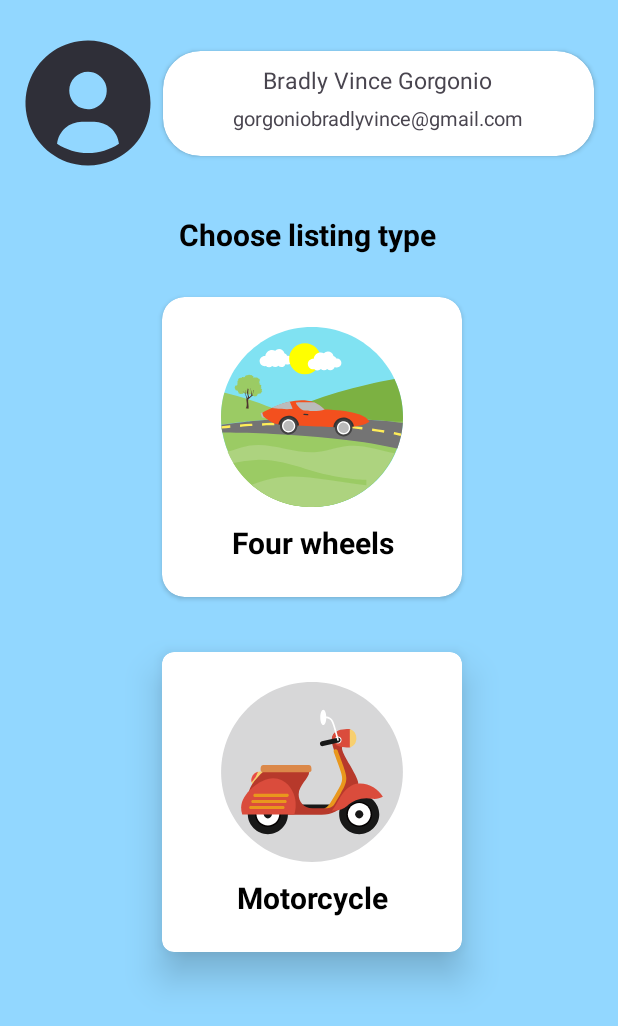
After one commit to BradlyVinceGorgonio/DriveAssure, an Android app: the Select_Vehicle_Choice screen opened directly, with no data from a screen before it, on a phone screen of 412 x 824 dp. The commit adds this screen. Shown: the top 1026 px of the screen. Run offline under Robolectric (Android 15) with nearby library versions, the phone set to English and light mode, and no system bars.

Commit message:
Selece New Vehicle

```diff
--- a/app/src/main/AndroidManifest.xml
+++ b/app/src/main/AndroidManifest.xml
@@ -21,6 +21,9 @@
         android:supportsRtl="true"
         android:theme="@style/Theme.DriveAssure"
         tools:targetApi="31">
+        <activity
+            android:name=".Select_Vehicle_Choice"
+            android:exported="false" />
         <activity
             android:name=".CreatingListingActivity"
             android:exported="false" />
--- /dev/null
+++ b/app/src/main/java/com/example/driveassure/Select_Vehicle_Choice.java
@@ -0,0 +1,14 @@
+package com.example.driveassure;
+
+import androidx.appcompat.app.AppCompatActivity;
+
+import android.os.Bundle;
+
+public class Select_Vehicle_Choice extends AppCompatActivity {
+
+    @Override
+    protected void onCreate(Bundle savedInstanceState) {
+        super.onCreate(savedInstanceState);
+        setContentView(R.layout.activity_select_vehicle_choice);
+    }
+}
--- /dev/null
+++ b/app/src/main/res/drawable/address.xml
@@ -0,0 +1,5 @@
+<vector android:height="30dp" android:viewportHeight="1024"
+    android:viewportWidth="1024" android:width="30dp" xmlns:android="http://schemas.android.com/apk/res/android">
+    <path android:fillColor="#FF000000" android:pathData="M512,64c-175.8,0 -318.3,134.6 -318.3,300.5 0,222.9 195.5,430.8 280.1,510.3 21.3,20.1 55.7,20.3 77.4,0.6 85.1,-77.2 279.2,-278.7 279.2,-510.9C830.3,198.6 687.8,64 512,64zM512,465.1c-56.9,0 -103.1,-46.2 -103.1,-103.1S455.1,258.9 512,258.9c56.9,0 103.1,46.2 103.1,103.1S568.9,465.1 512,465.1z"/>
+    <path android:fillColor="#FF000000" android:pathData="M364.5,926.5a147.5,21.5 0,1 0,295 0,147.5 21.5,0 1,0 -295,0Z"/>
+</vector>
--- /dev/null
+++ b/app/src/main/res/layout/activity_select_vehicle_choice.xml
@@ -0,0 +1,170 @@
+<?xml version="1.0" encoding="utf-8"?>
+<androidx.constraintlayout.widget.ConstraintLayout xmlns:android="http://schemas.android.com/apk/res/android"
+    xmlns:app="http://schemas.android.com/apk/res-auto"
+    xmlns:tools="http://schemas.android.com/tools"
+    android:layout_width="match_parent"
+    android:layout_height="match_parent"
+    tools:context=".Select_Vehicle_Choice"
+    android:background="@color/blue">
+
+        <ImageView
+            android:id="@+id/profileUser"
+            android:layout_width="100dp"
+            android:layout_height="100dp"
+            android:background="@drawable/user_circle"
+            app:layout_constraintBottom_toBottomOf="parent"
+            app:layout_constraintEnd_toStartOf="@+id/cardView7"
+            app:layout_constraintHorizontal_bias="1.0"
+            app:layout_constraintStart_toStartOf="parent"
+            app:layout_constraintTop_toTopOf="parent"
+            app:layout_constraintVertical_bias="0.026"></ImageView>
+
+        <androidx.cardview.widget.CardView
+            android:id="@+id/cardView7"
+            android:layout_width="287dp"
+            android:layout_height="70dp"
+            app:cardCornerRadius="25dp"
+            app:layout_constraintBottom_toBottomOf="parent"
+            app:layout_constraintEnd_toEndOf="parent"
+            app:layout_constraintHorizontal_bias="0.87"
+            app:layout_constraintStart_toStartOf="parent"
+            app:layout_constraintTop_toTopOf="parent"
+            app:layout_constraintVertical_bias="0.045">
+
+            <TextView
+                android:id="@+id/fullnameUser"
+                android:layout_width="wrap_content"
+                android:layout_height="wrap_content"
+                android:layout_gravity="center"
+                android:layout_marginTop="-15dp"
+                android:text="Bradly Vince Gorgonio"
+                android:textSize="15dp"
+                tools:ignore="TextSizeCheck"></TextView>
+
+            <TextView
+                android:id="@+id/emailUser"
+                android:layout_width="wrap_content"
+                android:layout_height="wrap_content"
+                android:layout_gravity="center"
+                android:layout_marginTop="10dp"
+                android:text="gorgoniobradlyvince@gmail.com"
+                android:textSize="13dp"
+                tools:ignore="TextSizeCheck"></TextView>
+        </androidx.cardview.widget.CardView>
+
+
+        <TextView
+            android:id="@+id/textView10"
+            android:layout_width="wrap_content"
+            android:layout_height="wrap_content"
+            android:layout_gravity="center"
+            android:text="Choose listing type"
+            android:textColor="@color/black"
+            android:textSize="20dp"
+            android:textStyle="bold"
+            app:layout_constraintBottom_toBottomOf="parent"
+            app:layout_constraintEnd_toEndOf="parent"
+            app:layout_constraintHorizontal_bias="0.497"
+            app:layout_constraintStart_toStartOf="parent"
+            app:layout_constraintTop_toBottomOf="@+id/cardView7"
+            app:layout_constraintVertical_bias="0.056"></TextView>
+
+        <androidx.cardview.widget.CardView
+            android:id="@+id/cardView"
+            android:layout_width="200dp"
+            android:layout_height="200dp"
+            android:layout_gravity="center"
+            android:layout_marginTop="28dp"
+            android:clickable="true"
+            android:foregroundGravity="center"
+            app:cardCornerRadius="15dp"
+            app:layout_constraintBottom_toBottomOf="parent"
+            app:layout_constraintEnd_toEndOf="parent"
+            app:layout_constraintHorizontal_bias="0.511"
+            app:layout_constraintStart_toStartOf="parent"
+            app:layout_constraintTop_toBottomOf="@+id/textView10"
+            app:layout_constraintVertical_bias="0.0"
+            tools:ignore="DuplicateClickableBoundsCheck">
+
+            <Button
+                android:layout_width="match_parent"
+                android:layout_height="match_parent"
+                android:background="?android:attr/selectableItemBackground"
+                android:clickable="true"
+                android:focusable="true"
+                android:gravity="center"
+                android:padding="16dp"
+                android:text="Click Me"
+                android:textColor="@android:color/white"></Button>
+
+            <ImageView
+                android:layout_width="121dp"
+                android:layout_height="120dp"
+                android:layout_gravity="center"
+                android:layout_marginTop="-20dp"
+                android:background="@drawable/sports_car_3"></ImageView>
+
+            <TextView
+                android:layout_width="match_parent"
+                android:layout_height="match_parent"
+                android:layout_marginTop="150dp"
+                android:text="Four wheels"
+                android:textAlignment="center"
+                android:textColor="@color/black"
+                android:textSize="20dp"
+                android:textStyle="bold">
+
+            </TextView>
+
+        </androidx.cardview.widget.CardView>
+
+        <androidx.cardview.widget.CardView
+            android:id="@+id/cardView6"
+            android:layout_width="200dp"
+            android:layout_height="200dp"
+            android:layout_marginBottom="112dp"
+            android:clickable="true"
+            app:cardCornerRadius="8dp"
+            app:cardElevation="15dp"
+            app:layout_constraintBottom_toBottomOf="parent"
+            app:layout_constraintEnd_toEndOf="parent"
+            app:layout_constraintHorizontal_bias="0.511"
+            app:layout_constraintStart_toStartOf="parent"
+            app:layout_constraintTop_toBottomOf="@+id/cardView"
+            app:layout_constraintVertical_bias="0.319"
+            tools:ignore="DuplicateClickableBoundsCheck">
+
+            <Button
+                android:layout_width="match_parent"
+                android:layout_height="match_parent"
+                android:background="?android:attr/selectableItemBackground"
+                android:clickable="true"
+                android:focusable="true"
+                android:gravity="center"
+                android:padding="16dp"
+                android:text="Click Me"
+                android:textColor="@android:color/white"></Button>
+
+            <ImageView
+                android:layout_width="121dp"
+                android:layout_height="120dp"
+                android:layout_gravity="center"
+
+                android:layout_marginTop="-20dp"
+                android:background="@drawable/motorcycle_21"></ImageView>
+
+            <TextView
+                android:layout_width="match_parent"
+                android:layout_height="match_parent"
+                android:layout_marginTop="150dp"
+                android:text="Motorcycle"
+                android:textAlignment="center"
+                android:textColor="@color/black"
+                android:textSize="20dp"
+                android:textStyle="bold">
+
+            </TextView>
+
+        </androidx.cardview.widget.CardView>
+
+    </androidx.constraintlayout.widget.ConstraintLayout>
```
Also changed, not shown: app/src/main/java/com/example/driveassure/create_new_listing.java (deleted, +0 -54 lines), app/src/main/res/layout/activity_creating_listing.xml (+68 -5 lines), app/src/main/res/layout/fragment_create_new_listing.xml (deleted, +0 -168 lines).
